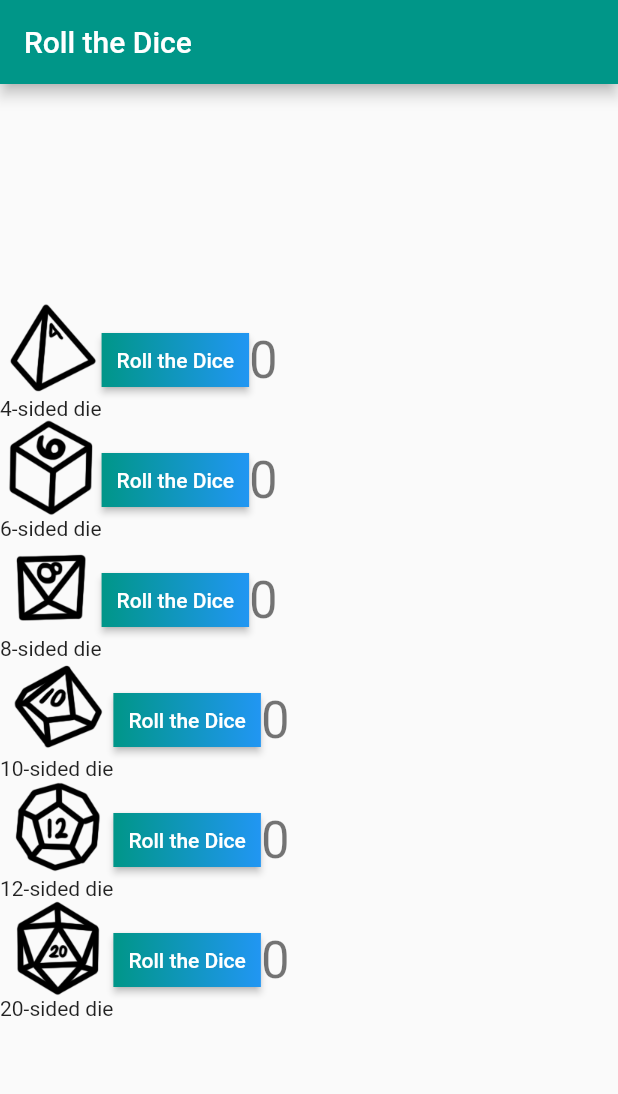
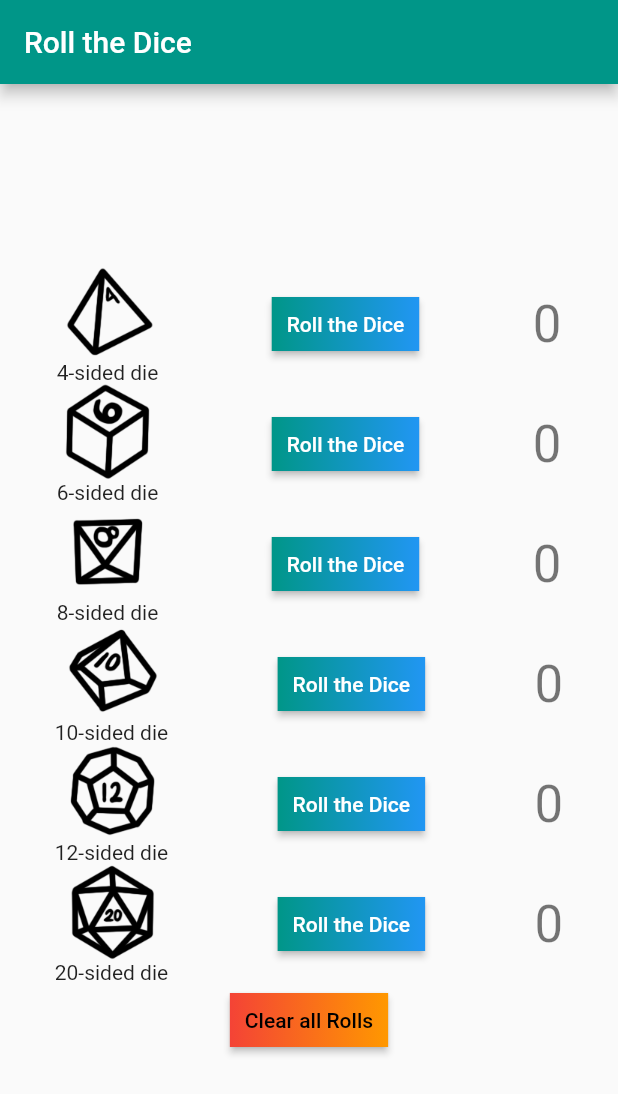
Before and after one commit to 009Kings/Dem_Dice, a Flutter app: the screen it shows after launch, on a phone screen of 412 x 824 dp. Shown: the top 1094 px of the screen. Run offline on Flutter 3.47's test engine with Material 2 defaults, Android fonts, the phone set to English and light mode, and no system bars.

Commit message:
Adds clear counter. Light styling

```diff
--- a/lib/main.dart
+++ b/lib/main.dart
@@ -1,9 +1,9 @@
 import 'package:flutter/material.dart';
 import 'dart:math';
 
-void main() => runApp(MyApp());
+void main() => runApp(DemDice());
 
-class MyApp extends StatelessWidget {
+class DemDice extends StatelessWidget {
   @override
   Widget build(BuildContext context) {
     return MaterialApp(
@@ -11,21 +11,21 @@ class MyApp extends StatelessWidget {
       theme: ThemeData(
         primarySwatch: Colors.teal,
       ),
-      home: MyHomePage(title: 'Roll the Dice'),
+      home: AllDemDice(title: 'Roll the Dice'),
     );
   }
 }
 
-class MyHomePage extends StatefulWidget {
-  MyHomePage({Key key, this.title}) : super(key: key);
+class AllDemDice extends StatefulWidget {
+  AllDemDice({Key key, this.title}) : super(key: key);
 
   final String title;
 
   @override
-  _MyHomePageState createState() => _MyHomePageState();
+  _AllDemDiceState createState() => _AllDemDiceState();
 }
 
-class _MyHomePageState extends State<MyHomePage> {
+class _AllDemDiceState extends State<AllDemDice> {
   Map<String, int> _result = {
     'd4': 0,
     'd6': 0,
@@ -41,6 +41,12 @@ class _MyHomePageState extends State<MyHomePage> {
     });
   }
 
+  void _clearCounters() {
+    setState(() {
+      _result.forEach((key, value)=> _result[key] = 0);
+    });
+  }
+
   @override
   Widget build(BuildContext context) {
 
@@ -48,6 +54,8 @@ class _MyHomePageState extends State<MyHomePage> {
       return Container(
         child: Row(
           mainAxisSize: MainAxisSize.max,
+          crossAxisAlignment: CrossAxisAlignment.center,
+          mainAxisAlignment: MainAxisAlignment.spaceAround,
           children: <Widget>[
             Column(
               children: <Widget>[
@@ -93,6 +101,20 @@ class _MyHomePageState extends State<MyHomePage> {
             _buildDiceRow(10),
             _buildDiceRow(12),
             _buildDiceRow(20),
+            RaisedButton(
+              onPressed: () => _clearCounters(),
+              textColor: Colors.black,
+              padding: const EdgeInsets.all(0.0),
+              child: Container(
+                decoration: const BoxDecoration(
+                  gradient: LinearGradient(
+                    colors: <Color>[Colors.red, Colors.orange],
+                  ),
+                ),
+                padding: const EdgeInsets.all(10.0),
+                child: Text('Clear all Rolls'),
+              ),
+            ),
           ],
         ),
       ),
```
